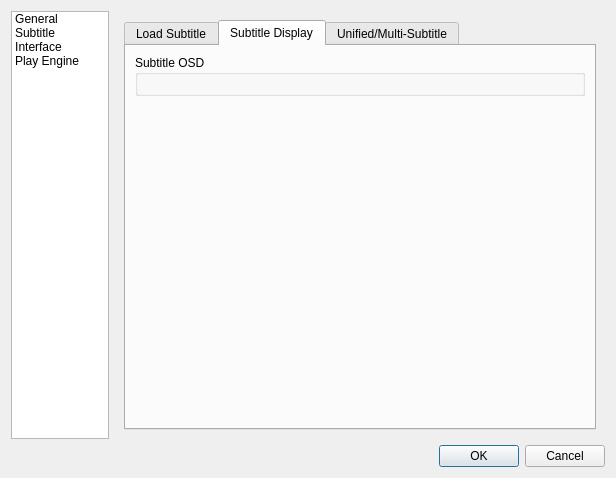
This is src/cmplayer/ui/pref_dialog.ui in bylee20/cmplayer-kldp.net as Qt 5 draws it before an edit. The edited form follows.
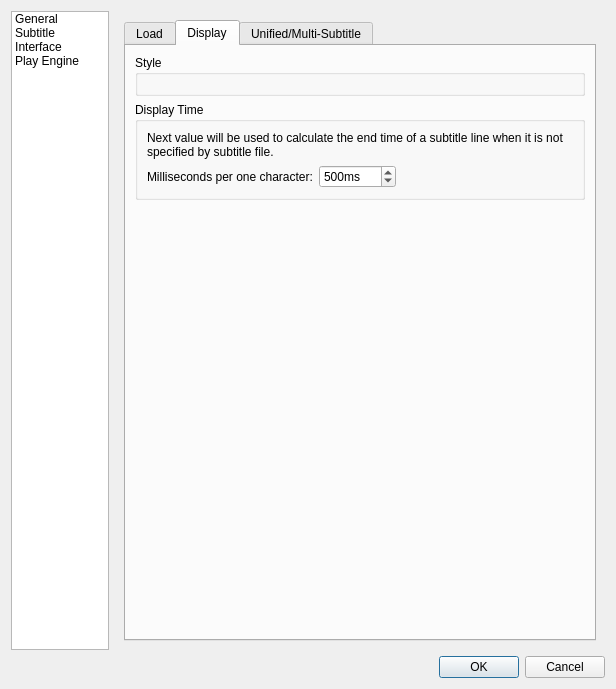
This is the edited form. The open tabs and pages were chosen to show the change. Icons and pictures are not drawn. Custom widgets are drawn as their Qt base class.

```diff
--- a/src/cmplayer/ui/pref_dialog.ui
+++ b/src/cmplayer/ui/pref_dialog.ui
@@ -7,7 +7,7 @@
     <x>0</x>
     <y>0</y>
     <width>616</width>
-    <height>476</height>
+    <height>689</height>
    </rect>
   </property>
   <property name="windowTitle">
@@ -630,7 +630,7 @@
            </property>
            <widget class="QWidget" name="widget_3">
             <attribute name="title">
-             <string>Load Subtitle</string>
+             <string>Load</string>
             </attribute>
             <layout class="QVBoxLayout" name="verticalLayout_9">
              <item>
@@ -802,13 +802,13 @@
            </widget>
            <widget class="QWidget" name="widget_2">
             <attribute name="title">
-             <string>Subtitle Display</string>
+             <string>Display</string>
             </attribute>
-            <layout class="QVBoxLayout" name="verticalLayout_10">
+            <layout class="QVBoxLayout" name="verticalLayout_25">
              <item>
               <widget class="QGroupBox" name="groupBox_7">
                <property name="title">
-                <string>Subtitle OSD</string>
+                <string>Style</string>
                </property>
                <layout class="QVBoxLayout" name="verticalLayout_11">
                 <item>
@@ -817,6 +817,74 @@
                </layout>
               </widget>
              </item>
+             <item>
+              <widget class="QGroupBox" name="groupBox_18">
+               <property name="title">
+                <string>Display Time</string>
+               </property>
+               <layout class="QVBoxLayout" name="verticalLayout_10">
+                <item>
+                 <widget class="QLabel" name="label_21">
+                  <property name="text">
+                   <string>Next value will be used to calculate the end time of a subtitle line when it is not specified by subtitle file.</string>
+                  </property>
+                  <property name="wordWrap">
+                   <bool>true</bool>
+                  </property>
+                 </widget>
+                </item>
+                <item>
+                 <layout class="QHBoxLayout" name="horizontalLayout_10">
+                  <item>
+                   <widget class="QLabel" name="label_22">
+                    <property name="text">
+                     <string>Milliseconds per one character:</string>
+                    </property>
+                   </widget>
+                  </item>
+                  <item>
+                   <widget class="QSpinBox" name="msPerChar">
+                    <property name="accelerated">
+                     <bool>true</bool>
+                    </property>
+                    <property name="suffix">
+                     <string>ms</string>
+                    </property>
+                    <property name="prefix">
+                     <string/>
+                    </property>
+                    <property name="minimum">
+                     <number>1</number>
+                    </property>
+                    <property name="maximum">
+                     <number>99999</number>
+                    </property>
+                    <property name="singleStep">
+                     <number>100</number>
+                    </property>
+                    <property name="value">
+                     <number>500</number>
+                    </property>
+                   </widget>
+                  </item>
+                  <item>
+                   <spacer name="horizontalSpacer_19">
+                    <property name="orientation">
+                     <enum>Qt::Horizontal</enum>
+                    </property>
+                    <property name="sizeHint" stdset="0">
+                     <size>
+                      <width>40</width>
+                      <height>20</height>
+                     </size>
+                    </property>
+                   </spacer>
+                  </item>
+                 </layout>
+                </item>
+               </layout>
+              </widget>
+             </item>
              <item>
               <spacer name="verticalSpacer_4">
                <property name="orientation">
```
